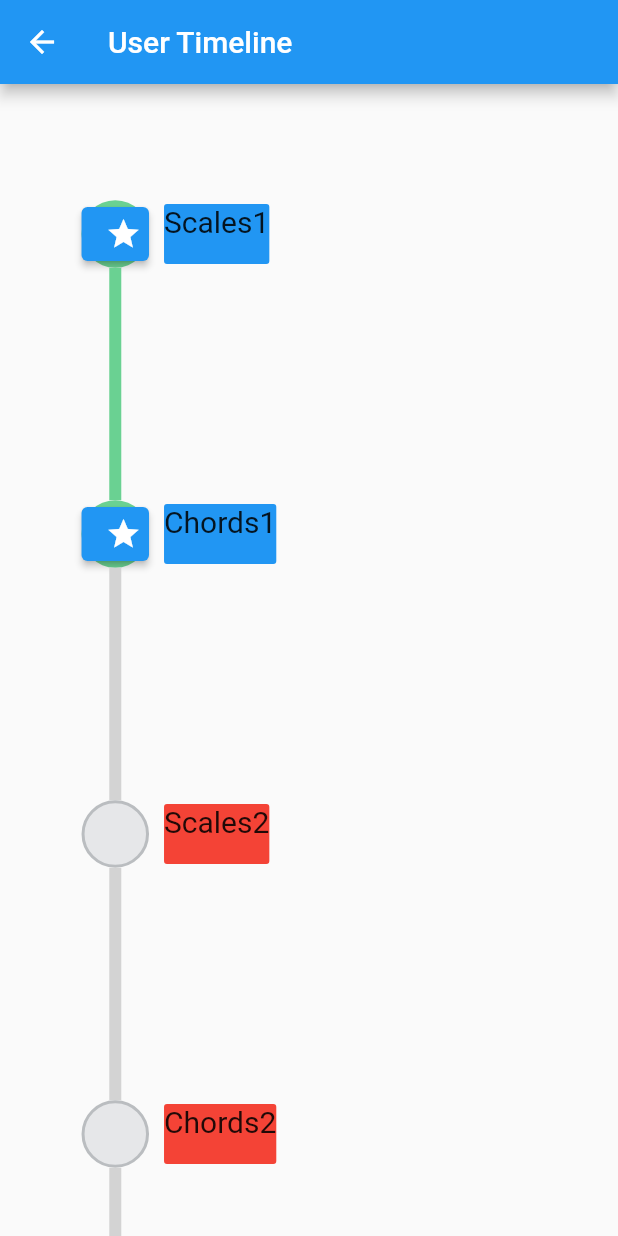
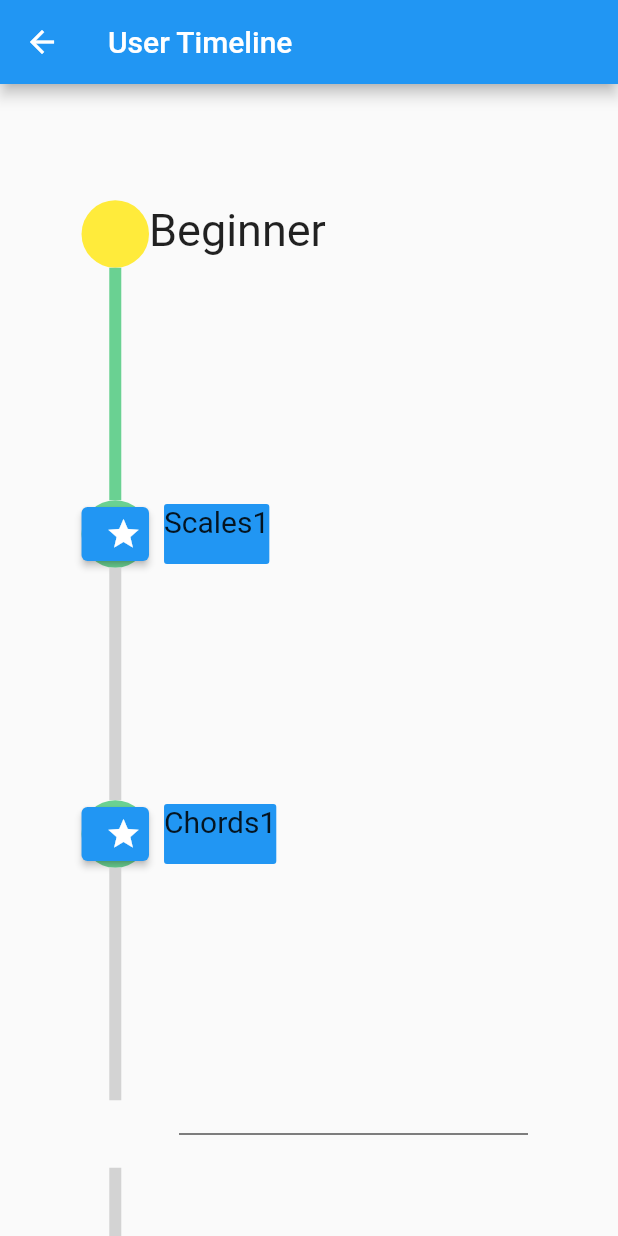
Before and after one commit to michaelmjh/capstoneMusicTheoryApp, a Flutter app: the screen it shows after launch, after a tap on "Timeline", on a phone screen of 412 x 824 dp. Run offline on Flutter 3.47's test engine with Material 2 defaults, Android fonts, the phone set to English and light mode, and no system bars; drawn by our look-alikes of timelines; our stand-ins replace card_swiper; missing offline and left inert: dart:ffi.

```diff
--- a/client/music_elephant/lib/main.dart
+++ b/client/music_elephant/lib/main.dart
@@ -39,6 +39,8 @@ class _MyAppState extends State<MyApp> {
   var users = ["Ewan", "Michael", "Nick", "Shuna", "Chris", "Josh", "Lou"];
 
   var selectedProfile = "";
+
+
 
   void setSelectedProfile(newProfile) {
     setState(() {
--- a/client/music_elephant/lib/timeline.dart
+++ b/client/music_elephant/lib/timeline.dart
@@ -62,16 +62,22 @@ class _TimelineState extends State<Timeline> {
     advList
         .insert(0, {'title': 'Advanced', 'status': null, 'level': 'advanced'});
     advList.add({'title': 'adv_end', 'status': null, 'level': 'advanced'});
-    newList.add(begList);
-    newList.add(intList);
-    newList.add(advList);
+    for (var item in begList) {
+      newList.add(item);
+    }
+    for (var item in intList) {
+      newList.add(item);
+    }
+    for (var item in advList) {
+      newList.add(item);
+    }
+    // print(newList);
   }
 
   @override
   Widget build(BuildContext context) {
     getLevels();
     setNewList();
-    print(begList);
     return Scaffold(
       appBar: AppBar(title: Text('User Timeline')),
       body: SingleChildScrollView(
@@ -100,7 +106,7 @@ class _Timeline1 extends StatelessWidget {
 
   @override
   Widget build(BuildContext context) {
-    final data = list;
+    final data = newList;
 
     return Flexible(
       child: FixedTimeline.tileBuilder(
@@ -116,10 +122,12 @@ class _Timeline1 extends StatelessWidget {
         ),
         builder: TimelineTileBuilder.connected(
           contentsBuilder: (context, index) {
-            if (list[index]['level'] == 'beginner') {
-              return _EmptyContentsBeginner(list[index]);
-            } else {
-              return _EmptyContentsInt(list[index]);
+            if (data[index]['level'] == 'beginner') {
+              return _EmptyContentsBeginner(data[index]);
+            } else if (data[index]['level'] == 'intermediate') {
+              return _EmptyContentsInt(data[index]);
+            } else if (data[index]['level'] == 'advanced') {
+              return _EmptyContentsAdv(data[index]);
             }
           },
           connectorBuilder: (_, index, __) {
@@ -199,6 +207,13 @@ class _EmptyContentsInt extends StatelessWidget {
 
   @override
   Widget build(BuildContext context) {
+    if (listItem['title'] == 'Intermediate') {
+      return Container(
+          height: 40.0,
+          child: Text(listItem['title'], style: TextStyle(fontSize: 30.0)));
+    } else if (listItem['title'] == 'int_end') {
+      return Divider(color: Colors.black, indent: 20.0, endIndent: 20.0);
+    } else {
       return Container(
         margin: EdgeInsets.only(left: 10.0),
         height: 40.0,
@@ -210,6 +225,34 @@ class _EmptyContentsInt extends StatelessWidget {
       );
     }
   }
+}
+
+class _EmptyContentsAdv extends StatelessWidget {
+  final listItem;
+
+  const _EmptyContentsAdv(this.listItem);
+
+  @override
+  Widget build(BuildContext context) {
+    if (listItem['title'] == 'Advanced') {
+      return Container(
+          height: 40.0,
+          child: Text(listItem['title'], style: TextStyle(fontSize: 30.0)));
+    } else if (listItem['title'] == 'adv_end') {
+      return Divider(color: Colors.black, indent: 20.0, endIndent: 20.0);
+    } else {
+      return Container(
+        margin: EdgeInsets.only(left: 10.0),
+        height: 40.0,
+        child: Text(listItem['title'], style: TextStyle(fontSize: 20.0)),
+        decoration: BoxDecoration(
+          borderRadius: BorderRadius.circular(2.0),
+          color: Colors.purple,
+        ),
+      );
+    }
+  }
+}
 
 enum _TimelineStatus {
   done,
```
Also changed, not shown: client/music_elephant/lib/LessonAssets/lesson_assets.dart (added, +62 -0 lines), client/music_elephant/lib/LessonAssets/lesson_model.dart (added, +28 -0 lines). Lines whose indentation alone changed are shown as unchanged.
